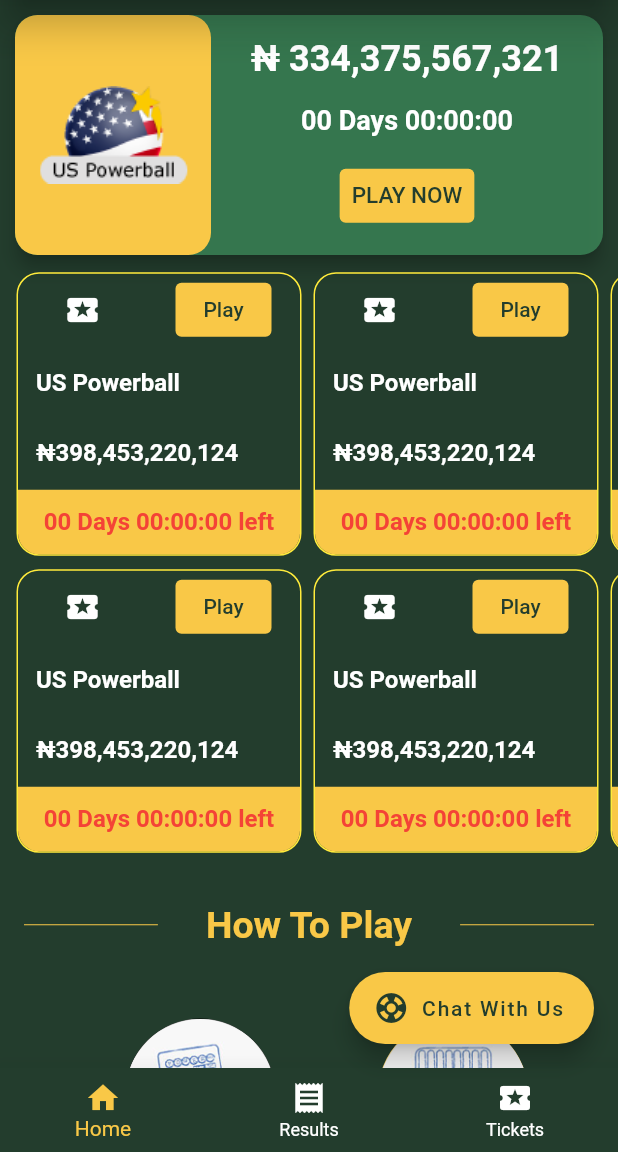
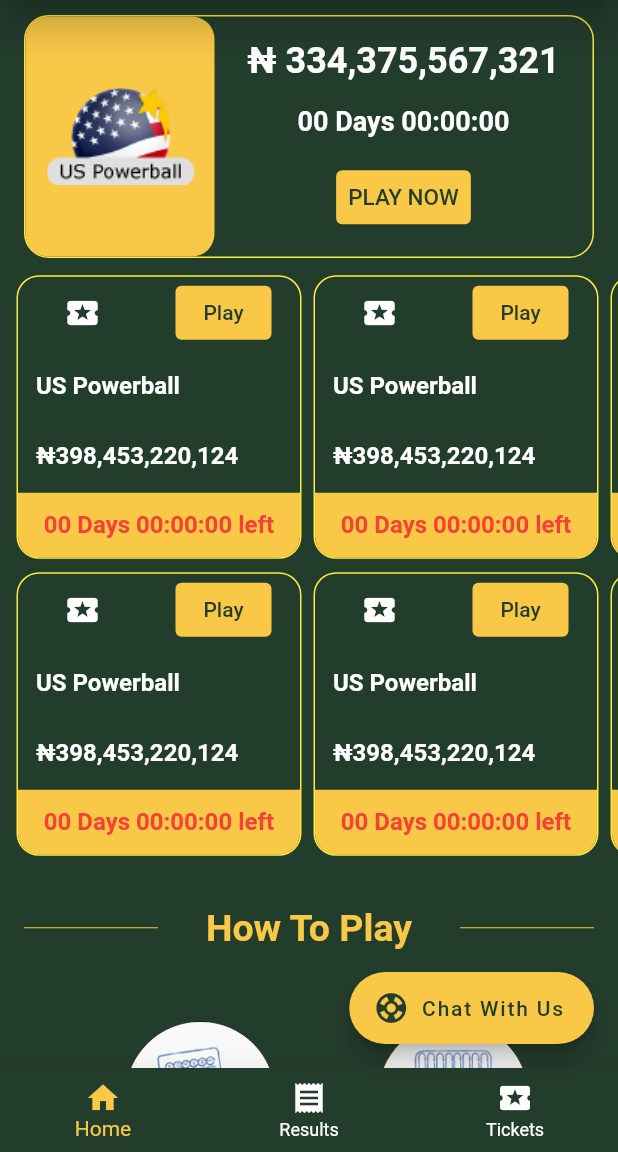
Before and after one commit to AdebayoGit/megabyte, a Flutter app: the screen it shows after launch, on a phone screen of 412 x 824 dp, the part 84-1236 px from its top. Run offline on Flutter 3.47's test engine with Material 2 defaults, Android fonts, the phone set to English and light mode, and no system bars; our stand-ins replace flutter_svg, google_fonts, youtube_player_flutter.

Commit message:
Improved UI homepage

```diff
--- a/lib/views/home_page.dart
+++ b/lib/views/home_page.dart
@@ -106,13 +106,16 @@ class _HomePageWidgetState extends State<HomePageWidget> {
       child: SingleChildScrollView(
         child: Column(
           children: [
-            Card(
-              margin: const EdgeInsets.all(10.0),
-              color: lightGreen.withOpacity(0.7),
-              elevation: 5.0,
-              shape: RoundedRectangleBorder(
-                borderRadius: BorderRadius.circular(15),
-              ),
+            Container(
+              margin:
+                  const EdgeInsets.symmetric(horizontal: 16.0, vertical: 10),
+              // elevation: 20.0,
+              decoration: BoxDecoration(
+                  //color: lightGreen,
+                  border: Border.all(
+                    color: Colors.yellow,
+                  ),
+                  borderRadius: BorderRadius.circular(16.5)),
               child: Row(
                 children: [
                   Expanded(
```
Also changed, not shown: 1 other file.
